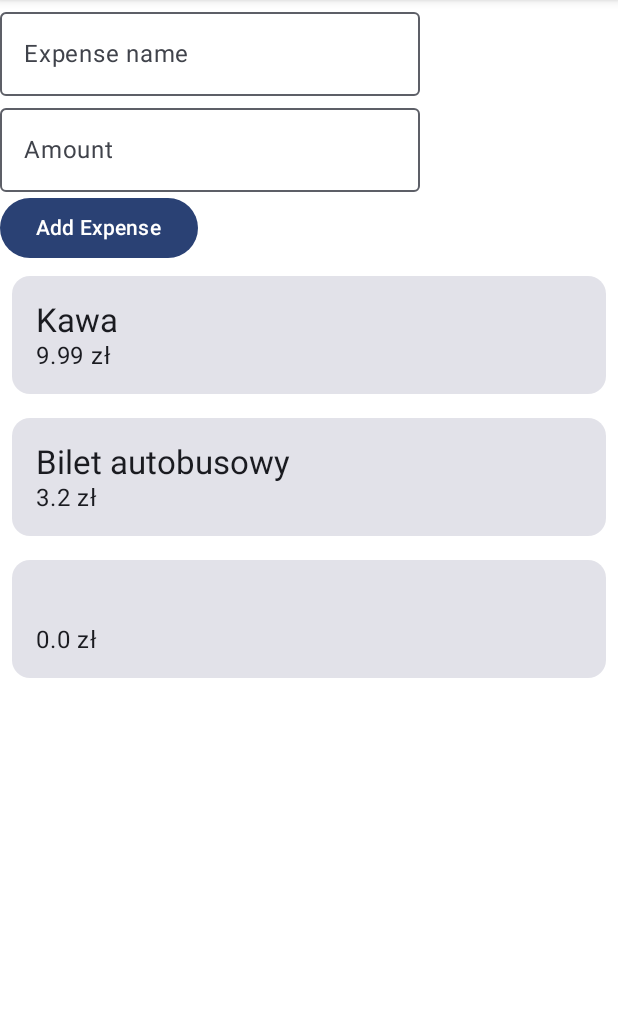
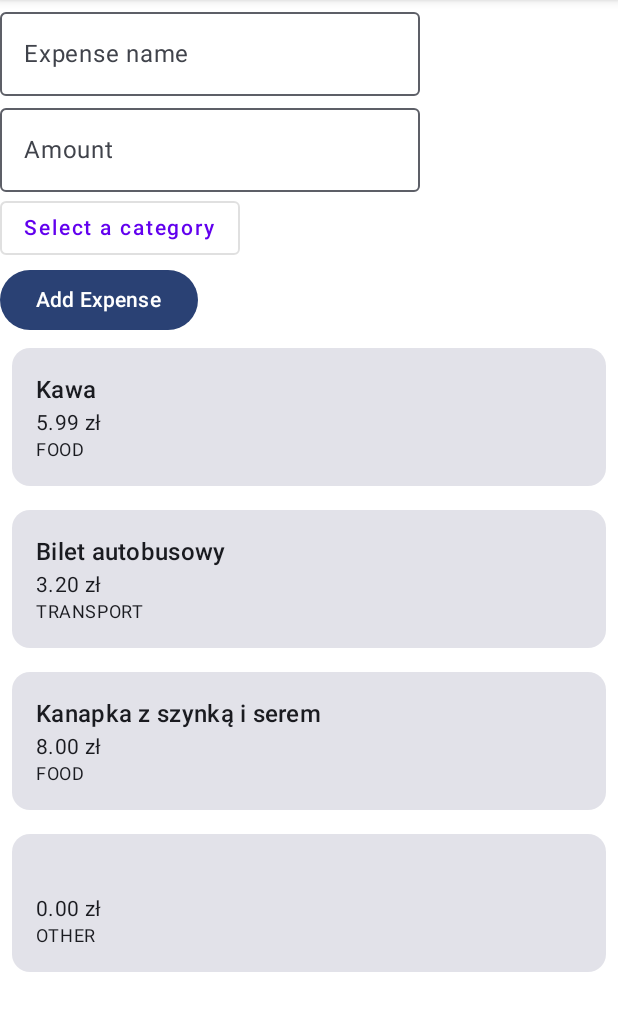
Before and after one commit to KogelMogel123/BudgetBuddy, an Android app built with Jetpack Compose: the ExpensesScreen screen opened through its navigation route, after a tap on "Add Expense", on a phone screen of 412 x 824 dp, the part 84-1115 px from its top. Run offline under Robolectric (Android 15) with nearby library versions, the phone set to English and light mode, and no system bars; our stand-ins replace livedata-compose; 1 statement that could not run was skipped.

Commit message:
Add ExpenseCategory, Update Expense, add component ExpenseCategorySelector

```diff
--- a/BudgetBuddy/app/src/main/java/com/kogelmogel123/budgetbuddy/model/Expense.kt
+++ b/BudgetBuddy/app/src/main/java/com/kogelmogel123/budgetbuddy/model/Expense.kt
@@ -1,3 +1,3 @@
 package com.kogelmogel123.budgetbuddy.model
 
-data class Expense(val id: Int, val name: String, val cost: Double)
+data class Expense(val name: String, val cost: Double = 0.00, val category: ExpenseCategory = ExpenseCategory.OTHER)
--- /dev/null
+++ b/BudgetBuddy/app/src/main/java/com/kogelmogel123/budgetbuddy/model/ExpenseCategory.kt
@@ -0,0 +1,13 @@
+package com.kogelmogel123.budgetbuddy.model
+
+enum class ExpenseCategory {
+    FOOD,
+    TRANSPORT,
+    HOUSING,
+    UTILITIES,
+    ENTERTAINMENT,
+    HEALTHCARE,
+    CLOTHING,
+    EDUCATION,
+    OTHER
+}
--- a/BudgetBuddy/app/src/main/java/com/kogelmogel123/budgetbuddy/repository/ExpensesRepository.kt
+++ b/BudgetBuddy/app/src/main/java/com/kogelmogel123/budgetbuddy/repository/ExpensesRepository.kt
@@ -4,5 +4,4 @@ import com.kogelmogel123.budgetbuddy.model.Expense
 
 interface ExpensesRepository {
     fun getExpenses(): List<Expense>
-    //fun addExpense(expense: Expense)
 }
--- a/BudgetBuddy/app/src/main/java/com/kogelmogel123/budgetbuddy/repository/FakeExpensesRepository.kt
+++ b/BudgetBuddy/app/src/main/java/com/kogelmogel123/budgetbuddy/repository/FakeExpensesRepository.kt
@@ -1,15 +1,12 @@
 package com.kogelmogel123.budgetbuddy.repository
 
 import com.kogelmogel123.budgetbuddy.model.Expense
+import com.kogelmogel123.budgetbuddy.model.ExpenseCategory
 
 class FakeExpensesRepository : ExpensesRepository {
     override fun getExpenses() = listOf(
-        Expense(1, "Kawa", 9.99),
-        Expense(2, "Bilet autobusowy", 3.20),
-        // Dodaj więcej przykładowych wydatków
+        Expense("Kawa", 5.99, ExpenseCategory.FOOD),
+        Expense("Bilet autobusowy", 3.20, ExpenseCategory.TRANSPORT),
+        Expense("Kanapka z szynką i serem", 8.00, ExpenseCategory.FOOD),
     )
-
-   // public fun addExpense(expense: Expense) {
-   //     _expenses.value = _expenses.value?.plus(expense)
-    //}
 }
--- /dev/null
+++ b/BudgetBuddy/app/src/main/java/com/kogelmogel123/budgetbuddy/ui/components/ExpenseCategorySelector.kt
@@ -0,0 +1,48 @@
+package com.kogelmogel123.budgetbuddy.ui.components
+
+import androidx.compose.foundation.layout.Column
+import androidx.compose.material.*
+import androidx.compose.runtime.*
+import androidx.compose.ui.tooling.preview.Preview
+import com.kogelmogel123.budgetbuddy.model.ExpenseCategory
+
+@Composable
+fun ExpenseCategorySelector(selectedCategory: ExpenseCategory?, onCategorySelected: (ExpenseCategory) -> Unit) {
+    var expanded by remember { mutableStateOf(false) }
+    val categories = ExpenseCategory.values()
+
+    Column {
+        OutlinedButton(
+            onClick = { expanded = true }
+        ) {
+            Text(text = selectedCategory?.name ?: "Select a category")
+        }
+        DropdownMenu(
+            expanded = expanded,
+            onDismissRequest = { expanded = false }
+        ) {
+            categories.forEach { category ->
+                DropdownMenuItem(
+                    onClick = {
+                        onCategorySelected(category)
+                        expanded = false
+                    }
+                ) {
+                    Text(text = category.name)
+                }
+            }
+        }
+    }
+}
+
+@Preview(showBackground = true)
+@Composable
+fun PreviewExpenseCategorySelector() {
+    var selectedCategory by remember { mutableStateOf<ExpenseCategory?>(null) }
+
+    MaterialTheme {
+        ExpenseCategorySelector(selectedCategory = selectedCategory) { category ->
+            selectedCategory = category
+        }
+    }
+}
--- a/BudgetBuddy/app/src/main/java/com/kogelmogel123/budgetbuddy/ui/components/ExpenseItem.kt
+++ b/BudgetBuddy/app/src/main/java/com/kogelmogel123/budgetbuddy/ui/components/ExpenseItem.kt
@@ -8,15 +8,30 @@ import androidx.compose.material3.MaterialTheme
 import androidx.compose.material3.Text
 import androidx.compose.runtime.Composable
 import androidx.compose.ui.Modifier
+import androidx.compose.ui.tooling.preview.Preview
 import androidx.compose.ui.unit.dp
 import com.kogelmogel123.budgetbuddy.model.Expense
+import com.kogelmogel123.budgetbuddy.model.ExpenseCategory
+import okhttp3.internal.format
 
 @Composable
 fun ExpenseItem(expense: Expense) {
-    Card(modifier = Modifier.padding(8.dp).fillMaxWidth()) {
+    Card(modifier = Modifier
+        .padding(8.dp)
+        .fillMaxWidth()) {
         Column(modifier = Modifier.padding(16.dp)) {
-            Text(text = expense.name, style = MaterialTheme.typography.titleLarge)
-            Text(text = "${expense.cost} zł", style = MaterialTheme.typography.bodyLarge)
+            Text(text = expense.name, style = MaterialTheme.typography.titleMedium)
+            Text(text = "${String.format("%.2f", expense.cost)} zł", style = MaterialTheme.typography.bodyMedium)
+            Text(text = "${expense.category}", style = MaterialTheme.typography.bodySmall)
         }
     }
 }
+
+@Preview
+@Composable
+private fun PreviewExpenseItem() {
+    var expense = Expense("name", 1.00, ExpenseCategory.OTHER)
+    androidx.compose.material.MaterialTheme {
+        ExpenseItem(expense);
+    }
+}
--- a/BudgetBuddy/app/src/main/java/com/kogelmogel123/budgetbuddy/ui/screens/DashboardScreen.kt
+++ b/BudgetBuddy/app/src/main/java/com/kogelmogel123/budgetbuddy/ui/screens/DashboardScreen.kt
@@ -8,12 +8,5 @@ import androidx.compose.runtime.Composable
 @Composable
 fun DashboardScreen(onClick: (String) -> Unit) {
     Column {
-        Text(text = "Dashboard Screen")
-        Button(onClick = { onClick("scanReceipt") }) {
-            Text(text = "Scan Receipt")
-        }
-        Button(onClick = { onClick("addExpenses") }) {
-            Text(text = "Add Expenses")
-        }
     }
 }
--- a/BudgetBuddy/app/src/main/java/com/kogelmogel123/budgetbuddy/ui/screens/ExpensesScreen.kt
+++ b/BudgetBuddy/app/src/main/java/com/kogelmogel123/budgetbuddy/ui/screens/ExpensesScreen.kt
@@ -4,6 +4,7 @@ import androidx.compose.foundation.layout.Column
 import androidx.compose.foundation.lazy.LazyColumn
 import androidx.compose.foundation.lazy.items
 import androidx.compose.foundation.text.KeyboardOptions
+import androidx.compose.material.MaterialTheme
 import androidx.compose.material3.Button
 import androidx.compose.material3.OutlinedTextField
 import androidx.compose.material3.Text
@@ -17,8 +18,11 @@ import androidx.compose.runtime.mutableStateOf
 import androidx.compose.runtime.remember
 import androidx.compose.runtime.setValue
 import androidx.compose.ui.text.input.KeyboardType
+import androidx.compose.ui.tooling.preview.Preview
 import androidx.core.text.isDigitsOnly
 import com.kogelmogel123.budgetbuddy.model.Expense
+import com.kogelmogel123.budgetbuddy.model.ExpenseCategory
+import com.kogelmogel123.budgetbuddy.ui.components.ExpenseCategorySelector
 
 @Composable
 fun ExpensesScreen(viewModel: ExpensesViewModel = koinViewModel()) {
@@ -26,6 +30,7 @@ fun ExpensesScreen(viewModel: ExpensesViewModel = koinViewModel()) {
     val expenses by viewModel.expenses.observeAsState(initial = emptyList())
     var expenseName by remember { mutableStateOf("") }
     var cost by remember { mutableStateOf("") }
+    var selectedCategory by remember { mutableStateOf<ExpenseCategory?>(null) }
 
     Column {
 
@@ -52,12 +57,21 @@ fun ExpensesScreen(viewModel: ExpensesViewModel = koinViewModel()) {
             keyboardOptions = KeyboardOptions(keyboardType = KeyboardType.Decimal)
         )
 
+        ExpenseCategorySelector(selectedCategory = selectedCategory) { category ->
+            selectedCategory = category
+        }
+
         Button(onClick = {
             val formattedCost = cost.toDoubleOrNull()?.let {
                 String.format("%.2f", it)
             } ?: "0.00"
 
-            viewModel.addExpense(Expense(0, expenseName, formattedCost.toDouble()))
+            viewModel.addExpense(Expense(expenseName, formattedCost.toDouble(), selectedCategory ?: ExpenseCategory.OTHER))
+
+            expenseName = ""
+            cost = ""
+            selectedCategory = null
+
         }) {
             Text(text = "Add Expense")
         }
```
